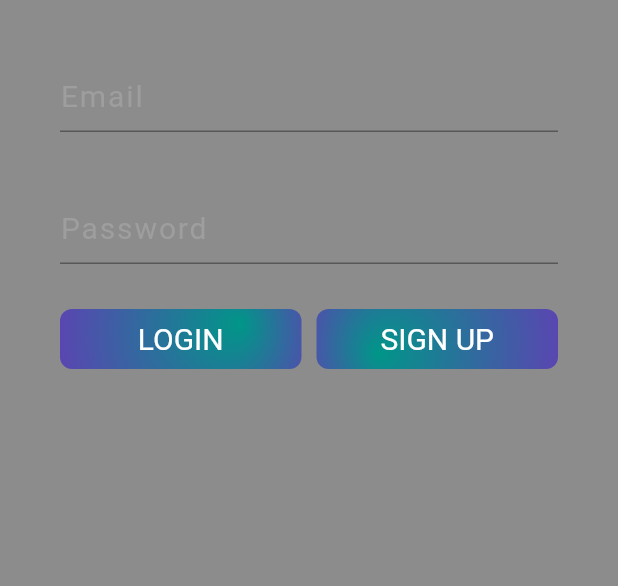
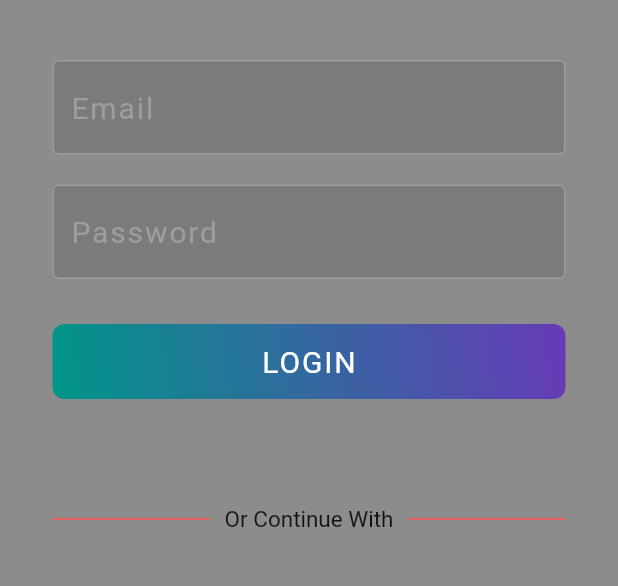
Before and after one commit to ManishModak/appwrite_hackathon, a Flutter app: the screen it shows after launch, on a phone screen of 412 x 824 dp, the part 195-781 px from its top. Run offline on Flutter 3.47's test engine with Material 2 defaults, Android fonts, the phone set to English and light mode, and no system bars; our stand-ins replace camera, cloud_firestore, firebase_auth, firebase_core, firebase_storage, flutter_spinkit and 2 more; accounts and stored records are empty.

Commit message:
New Login

```diff
--- a/lib/common/constants.dart
+++ b/lib/common/constants.dart
@@ -2,7 +2,14 @@ import 'package:flutter/material.dart';
 
 const textInputDecoration = InputDecoration(
   hintStyle: TextStyle(fontSize: 20,letterSpacing: 1.25,color: Colors.grey),
-  fillColor: Colors.white ,
+  fillColor: Colors.black12 ,
+  filled: true,
+  enabledBorder: OutlineInputBorder(
+    borderSide: BorderSide(color: Colors.grey)
+  ),
+  focusedBorder: OutlineInputBorder(
+    borderSide: BorderSide(color: Colors.white)
+  )
 );
 
 const appBarGradient = LinearGradient(
--- /dev/null
+++ b/lib/pages/authentication_pages/login_page.dart
@@ -0,0 +1,161 @@
+import 'package:flutter/material.dart';
+import 'package:mat_security/common/constants.dart';
+import 'package:mat_security/services/auth.dart';
+import 'package:shared_preferences/shared_preferences.dart';
+import '../../common/loading_page.dart';
+
+class Login extends StatefulWidget {
+  const Login({Key? key}) : super(key: key);
+
+  @override
+  State<Login> createState() => _LoginState();
+}
+
+class _LoginState extends State<Login> {
+
+  final _formKey = GlobalKey<FormState>(); // GlobalKey for the form
+  final AuthService _auth = AuthService() ;
+
+  final TextEditingController email = TextEditingController();
+  final TextEditingController password = TextEditingController();
+
+  bool loading = false ;
+  late String error = '' ;
+
+  @override
+  void initState() {
+    super.initState();
+    loadLastUsedEmail();
+  }
+
+  Future<void> loadLastUsedEmail() async{
+    SharedPreferences prefs = await SharedPreferences.getInstance() ;
+    String? savedEmail = prefs.getString('email') ;
+
+    if(savedEmail != null) {
+      setState(() {
+        email.text = savedEmail ;
+      });
+    }
+  }
+
+  void nextPage() {
+    Navigator.pushReplacementNamed(context, "/home") ;
+  }
+
+  @override
+  void dispose() {
+    email.dispose();
+    password.dispose();
+    super.dispose();
+  }
+
+  @override
+  Widget build(BuildContext context) {
+    return loading ? const Loading() : Scaffold(
+      backgroundColor: Colors.black45,
+      body: SingleChildScrollView(
+        child: Container(
+          padding:const EdgeInsets.symmetric(horizontal: 35.0, vertical: 80.0),
+          child: Center(
+            child: Form(
+              key: _formKey,
+              child: Column(
+                mainAxisAlignment: MainAxisAlignment.start,
+                crossAxisAlignment: CrossAxisAlignment.center,
+                children: [
+                  const SizedBox(height: 15.0),
+                  const Text(
+                    "MAT SECURITY" ,
+                    style: TextStyle(
+                      letterSpacing: 1.5,
+                      color: Colors.greenAccent,
+                      fontSize: 30.0,
+                      fontWeight: FontWeight.w400,
+                    ),
+                  ),
+                  const SizedBox(height: 40.0),
+                  TextFormField(
+                    style: const TextStyle(
+                        color: Colors.grey,
+                        fontSize: 20
+                    ),
+                    decoration: textInputDecoration.copyWith(hintText: "Email"),
+                    validator: (val) => val == null || val.isEmpty ? "Enter an Email" : null,
+                    controller: email,
+                  ),
+                  const SizedBox(height: 20.0),
+                  TextFormField(
+                    style: const TextStyle(
+                        color: Colors.grey,
+                        fontSize: 20
+                    ),
+                    obscureText: true,
+                    decoration: textInputDecoration.copyWith(hintText: "Password"),
+                    validator: (val) => val == null || val.length < 6 ? "Enter a password 6+ characters long" : null,
+                    controller: password,
+                  ),
+                  const SizedBox(height: 30.0),
+                  Container(
+                    height: 50,
+                    width: 400,
+                    decoration: BoxDecoration(
+                      gradient: buttonLinearGradient,
+                      borderRadius: BorderRadius.circular(8),
+                    ),
+                    child: ElevatedButton(
+                      style: ElevatedButton.styleFrom(
+                        backgroundColor: Colors.transparent,
+                        elevation: 0
+                      ),
+                      child: const Text(
+                        'LOGIN',
+                        style: TextStyle(
+                          color: Colors.white,
+                          fontSize: 20.0,
+                          letterSpacing: 1.25,
+                          fontWeight: FontWeight.w400
+                        ),
+                      ),
+                      onPressed: () async{
+                        if(_formKey.currentState!.validate()){
+                          setState(() => loading = true);
+                          dynamic result = await _auth.signInWithEmailAndPassword(email.text.trim(), password.text);
+                          if(result == null){
+                            setState(() {
+                              loading = false ;
+                              error = 'Could not sign in with those credentials' ;
+                            });
+                          }
+                          else
+                          {
+                            nextPage();
+                          }
+                        }
+                      },
+                    ),
+                  ),
+                  const SizedBox(height: 15),
+                  Text(
+                    error,
+                    style: const TextStyle(color: Colors.red, fontSize: 14.0),
+                  ),
+                  const SizedBox(height: 40.0),
+                  const Row(
+                    children: [
+                      Expanded(child: Divider(thickness: 1,color: Colors.redAccent,)),
+                      SizedBox(width: 10,),
+                      Text("Or Continue With",style: TextStyle(fontSize: 15),),
+                      SizedBox(width: 10,),
+                      Expanded(child: Divider(thickness: 1,color: Colors.redAccent,))
+                    ],
+                  )
+                ],
+              ),
+            ),
+          ),
+        ),
+      ),
+    );
+  }
+}
--- a/pubspec.yaml
+++ b/pubspec.yaml
@@ -44,6 +44,7 @@ dependencies:
   cloud_firestore: ^4.6.0
   firebase_storage: ^11.2.1
   image_picker: ^0.8.7+5
+  shared_preferences: ^2.0.10
 
 dev_dependencies:
   flutter_test:
```
Also changed, not shown: lib/main.dart (+4 -4 lines), lib/pages/authentication_pages/signup_page.dart (added, +125 -0 lines), lib/pages/menu_pages/daily_log_page.dart (added, +101 -0 lines), lib/pages/menu_pages/manual_entry_page.dart (added, +84 -0 lines), lib/pages/menu_pages/new_hostelite_page.dart (added, +233 -0 lines), lib/services/auth.dart (+8 -1 lines), pubspec.lock.
